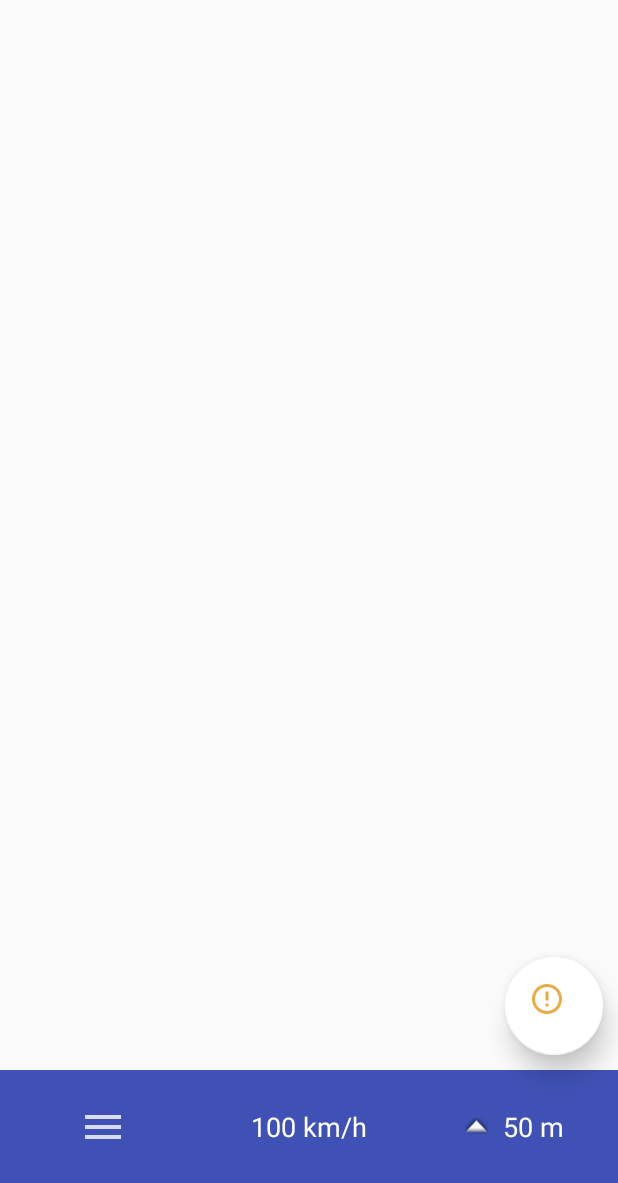
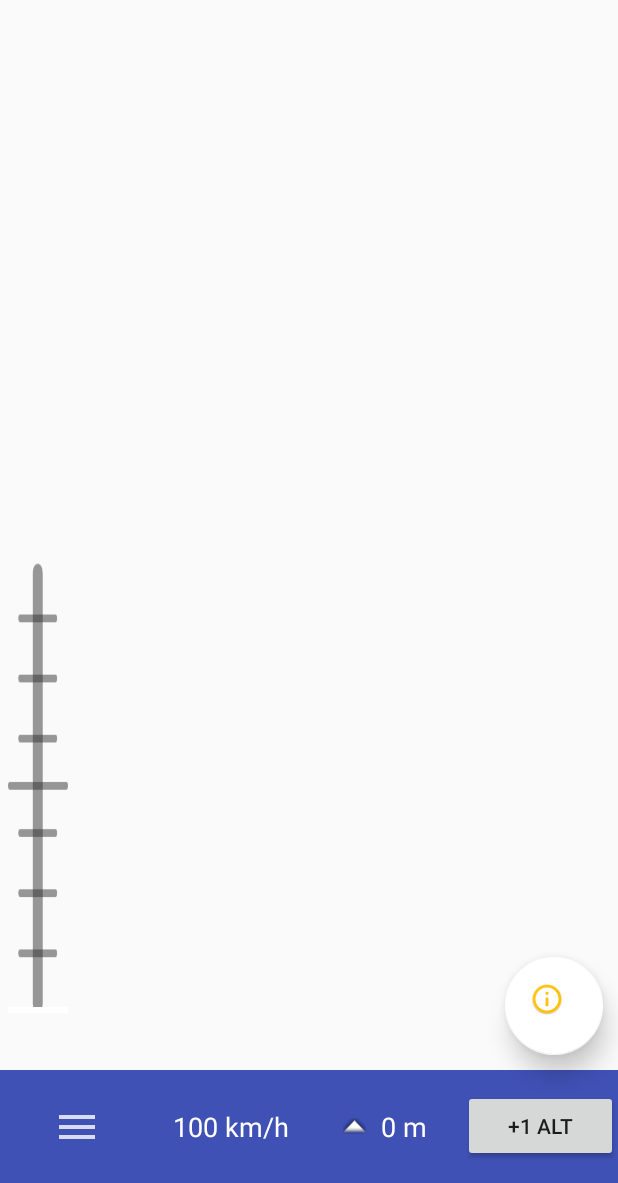
Before and after one commit to jessy-bgl/MiniBee_GPS, an Android app: the screen it shows after launch (MapsActivity), in the side drawer, after a tap on "Slideshow", on a phone screen of 412 x 824 dp, the part 53-1236 px from its top. Run offline under Robolectric (Android 15) with nearby library versions, the phone set to English and light mode, and no system bars.

Commit message:
Ajout de l'echelle + barre d'affichage de l'altitude + bouton temporaire pour tester

```diff
--- a/app/src/main/java/com/minibee/gps/minibee_gps/MapsActivity.java
+++ b/app/src/main/java/com/minibee/gps/minibee_gps/MapsActivity.java
@@ -5,6 +5,7 @@ import android.app.Activity;
 import android.app.Dialog;
 import android.content.Intent;
 import android.content.IntentSender;
+import android.graphics.Color;
 import android.net.Uri;
 import android.os.Looper;
 import android.support.annotation.NonNull;
@@ -18,7 +19,10 @@ import android.support.v4.view.GravityCompat;
 import android.support.v4.widget.DrawerLayout;
 import android.support.v7.app.AppCompatActivity;
 import android.view.View;
+import android.widget.Button;
 import android.widget.ImageButton;
+import android.widget.ImageView;
+import android.widget.TextView;
 import android.widget.Toast;
 import android.support.design.widget.BottomNavigationView;
 import android.view.MenuItem;
@@ -61,6 +65,8 @@ import javax.xml.transform.TransformerException;
 
 import org.xml.sax.SAXException;
 
+import static java.lang.Math.abs;
+
 
 public class MapsActivity extends AppCompatActivity implements OnMapReadyCallback,
         GoogleApiClient.OnConnectionFailedListener, GoogleApiClient.ConnectionCallbacks,
@@ -76,6 +82,12 @@ public class MapsActivity extends AppCompatActivity implements OnMapReadyCallbac
     private int view_height;
     // Position de la camera
     private CameraPosition mCameraPosition;
+    // Altitude
+    private float altitude;
+    private float required_altitude;
+    private float initial_altitude_bar_position_y;
+    // Vitesse
+    private float vitesse;
 
     private static final int FINE_LOCATION_PERMISSION_REQUEST = 1;
     private static final int CONNECTION_RESOLUTION_REQUEST = 2;
@@ -126,6 +138,20 @@ public class MapsActivity extends AppCompatActivity implements OnMapReadyCallbac
     // settings to determine if the device has optimal location settings.
     private LocationSettingsRequest mLocationSettingsRequest;
 
+    // Barre d'altitude
+    ImageView barre_altitude;
+    // Echelle d'altitude
+    ImageView echelle_altitude;
+    private float hauteur_echelle_altitude;
+
+    // Champ text vitesse
+    TextView text_vitesse;
+    // Champ text altitude
+    TextView text_altitude;
+
+    // POUR LES TESTS
+    Button add_altitude;
+
 
     /**
      * Lors de la création de l'activité (la classe)
@@ -145,6 +171,17 @@ public class MapsActivity extends AppCompatActivity implements OnMapReadyCallbac
 
         // Retrieve the content view that renders the map
         setContentView(R.layout.activity_maps);
+
+        // Set altitude
+        altitude = 0;
+        required_altitude = 50;
+        text_altitude = (TextView) findViewById(R.id.text_altitude);
+        text_altitude.setText((int) altitude + " m");
+
+        // Set speed
+        vitesse = 100;
+        text_vitesse = (TextView) findViewById(R.id.text_vitesse);
+        text_vitesse.setText((int) vitesse + " km/h");
 
         // Construct a FusedLocationProviderClient
         mFusedLocationProviderClient = LocationServices.getFusedLocationProviderClient(this);
@@ -190,6 +227,7 @@ public class MapsActivity extends AppCompatActivity implements OnMapReadyCallbac
             }
         });
 
+
         // Kick off the process of building the LocationCallback, LocationRequest, and
         // LocationSettingsRequest objects.
         createLocationCallback();
@@ -198,6 +236,20 @@ public class MapsActivity extends AppCompatActivity implements OnMapReadyCallbac
 
         // Creation de l'API client pour acceder aux services Google Play
         buildGoogleAPIClient();
+
+        // Barre & echelle d'altitude
+        barre_altitude = (ImageView) findViewById(R.id.barre_altitude);
+        echelle_altitude = (ImageView) findViewById(R.id.echelle_altitude);
+
+        // POUR LES TESTS
+        add_altitude = (Button) findViewById(R.id.add_altitude);
+        add_altitude.setOnClickListener(new View.OnClickListener() {
+            @Override
+            public void onClick(View view) {
+                altitude += 1;
+                updateAltitudeUI();
+            }
+        });
 
     }
 
@@ -250,6 +302,11 @@ public class MapsActivity extends AppCompatActivity implements OnMapReadyCallbac
     @Override
     public void onMapReady(GoogleMap googleMap) {
         mMap = googleMap;
+
+        // Mise a jour de la barre d'altitude
+        hauteur_echelle_altitude = echelle_altitude.getHeight();
+        initial_altitude_bar_position_y = barre_altitude.getY();
+        updateAltitudeUI();
 
         // Customise the styling of the base map using a JSON object defined in a raw resource file
         mMap.setMapStyle(MapStyleOptions.loadRawResourceStyle(this, R.raw.style_json));
@@ -325,6 +382,12 @@ public class MapsActivity extends AppCompatActivity implements OnMapReadyCallbac
                 } catch (TransformerException e) {
                     e.printStackTrace();
                 }
+
+                // Mise a jour de la vitesse
+                text_vitesse.setText((int) vitesse + " km/h");
+
+                // Mise a jour de l'altitude
+                updateAltitudeUI();
             }
         };
     }
@@ -563,7 +626,7 @@ public class MapsActivity extends AppCompatActivity implements OnMapReadyCallbac
             mMap.setIndoorEnabled(false);
             // Desactivation de "Map Toolbar" quand on clic sur un marqueur
             mMap.getUiSettings().setMapToolbarEnabled(false);
-            // Cacher le bouton de localisation par defaut
+            // Desactivation du bouton de localisation par defaut
             mMap.getUiSettings().setMyLocationButtonEnabled(false);
             // Modification du comportement du bouton de localisation : decentrage + reactivation suivi si necessaire
             mMap.setOnMyLocationButtonClickListener(new GoogleMap.OnMyLocationButtonClickListener(){
@@ -662,6 +725,7 @@ public class MapsActivity extends AppCompatActivity implements OnMapReadyCallbac
         return true;
     }
 
+    // Fonction d'ecriture de notre position dans un XML
     public void positionInXML() throws TransformerException {
         Itineraire itineraire = new Itineraire(getApplicationContext(), getFilesDir().getAbsolutePath()+"/");
         // Ecriture de notre position dans un XML
@@ -679,6 +743,20 @@ public class MapsActivity extends AppCompatActivity implements OnMapReadyCallbac
     }
 
 
+    // Fonction d'ajustement de la position et de la couleur de la barre d'altitude
+    public void updateAltitudeUI() {
+        text_altitude.setText((int) altitude + " m");
+        // Position
+        float unite = hauteur_echelle_altitude / (required_altitude*2);
+        if (altitude < required_altitude * 2 - 1)
+            barre_altitude.setY(initial_altitude_bar_position_y - (altitude * unite));
+        // Couleur
+        float diff = abs(required_altitude - altitude);
+        if (diff > 5 && diff <= 10) barre_altitude.setBackgroundColor(Color.rgb(231,188,116));
+        else if (diff > 10) barre_altitude.setBackgroundColor(Color.RED);
+        else barre_altitude.setBackgroundColor(Color.GREEN);
+    }
+
     @Override
     public void onFragmentInteraction(Uri uri) {
 
--- a/app/src/main/res/layout/activity_maps.xml
+++ b/app/src/main/res/layout/activity_maps.xml
@@ -36,11 +36,49 @@
             android:layout_alignParentEnd="true"
             android:layout_alignParentRight="true"
             android:layout_marginBottom="10dp"
+            android:layout_marginEnd="10dp"
             android:layout_marginRight="10dp"
             android:clickable="true"
-            app:srcCompat="@drawable/ic_buttons"
-            map:backgroundTint="@color/white"
+            android:focusable="true"
+            android:scaleType="center"
+            app:srcCompat="@mipmap/ic_buttons"
+            map:backgroundTint="@android:color/white"
             map:elevation="10dp" />
+
+        <RelativeLayout
+            android:layout_width="40dp"
+            android:layout_height="300dp"
+            android:layout_alignBottom="@+id/buttons"
+            android:layout_alignParentLeft="true"
+            android:layout_alignParentStart="true"
+            android:layout_marginBottom="28dp"
+            android:layout_marginLeft="5dp">
+
+            <ImageView
+                android:id="@+id/echelle_altitude"
+                android:layout_width="match_parent"
+                android:layout_height="match_parent"
+                android:layout_alignParentLeft="true"
+                android:layout_alignParentStart="true"
+                android:adjustViewBounds="false"
+                android:alpha="0.8"
+                android:cropToPadding="false"
+                android:scaleType="fitXY"
+                app:srcCompat="@drawable/echelle_altitude" />
+
+            <ImageView
+                android:id="@+id/barre_altitude"
+                android:layout_width="match_parent"
+                android:layout_height="4dp"
+                android:layout_alignParentBottom="true"
+                android:layout_alignParentLeft="true"
+                android:layout_alignParentStart="true"
+                android:adjustViewBounds="true"
+                android:alpha="1.0"
+                android:background="@color/white"
+                android:cropToPadding="false"
+                app:srcCompat="@drawable/barre_altitude_reelle" />
+        </RelativeLayout>
 
     </RelativeLayout>
 
--- a/app/src/main/res/layout/fragment_barre_menu_info.xml
+++ b/app/src/main/res/layout/fragment_barre_menu_info.xml
@@ -33,11 +33,11 @@
                 android:tint="@android:color/white" />
 
             <TextView
-                android:id="@+id/textView3"
+                android:id="@+id/text_vitesse"
                 android:layout_width="0dp"
                 android:layout_height="wrap_content"
                 android:layout_weight="1"
-                android:text="100 km/h"
+                android:text="0 km/h"
                 android:textAlignment="center"
                 android:textColor="@color/white"
                 android:textSize="18sp" />
@@ -56,17 +56,24 @@
                     android:src="@android:drawable/arrow_up_float" />
 
                 <TextView
-                    android:id="@+id/textView2"
+                    android:id="@+id/text_altitude"
                     android:layout_width="wrap_content"
                     android:layout_height="wrap_content"
                     android:layout_marginLeft="10dp"
                     android:gravity="start"
-                    android:text="50 m"
+                    android:text="0 m"
                     android:textAlignment="textStart"
                     android:textColor="@color/white"
                     android:textSize="18sp" />
             </LinearLayout>
 
+            <Button
+                android:id="@+id/add_altitude"
+                android:layout_width="0dp"
+                android:layout_height="wrap_content"
+                android:layout_weight="1"
+                android:text="+1 alt" />
+
         </LinearLayout>
     </LinearLayout>
 </FrameLayout>
```
Also changed, not shown: app/build.gradle (line endings or trailing spaces), app/src/main/ic_buttons-web.png (added), app/src/main/res/drawable-hdpi/ic_altitude.png (deleted), app/src/main/res/drawable-hdpi/ic_buttons.png (deleted), app/src/main/res/drawable-mdpi/ic_altitude.png (deleted), app/src/main/res/drawable-mdpi/ic_buttons.png (deleted), app/src/main/res/drawable-xhdpi/ic_altitude.png (deleted), app/src/main/res/drawable-xhdpi/ic_buttons.png (deleted), app/src/main/res/drawable-xxhdpi/ic_altitude.png (deleted), app/src/main/res/drawable-xxhdpi/ic_buttons.png (deleted), app/src/main/res/drawable/barre_altitude_reelle.png (added), app/src/main/res/drawable/echelle_altitude.png (added), app/src/main/res/mipmap-hdpi/ic_buttons.png (added), app/src/main/res/mipmap-mdpi/ic_buttons.png (added), 3 more files.
